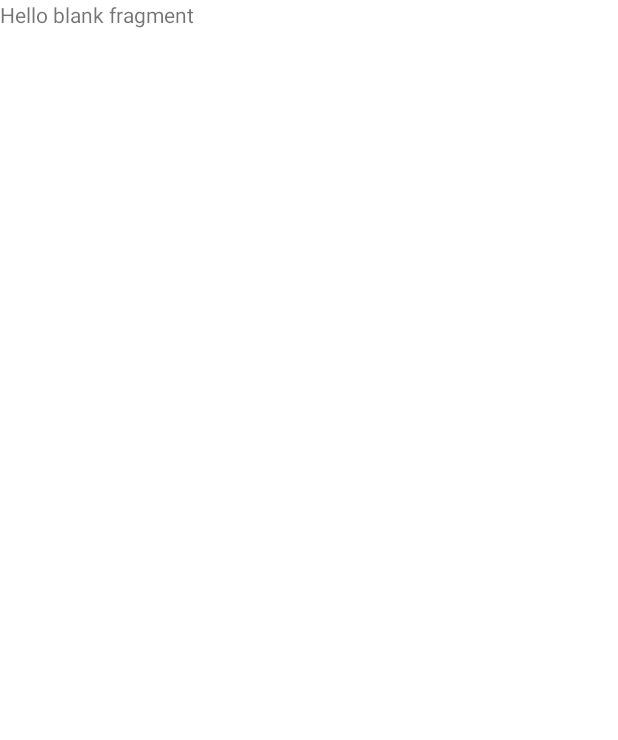
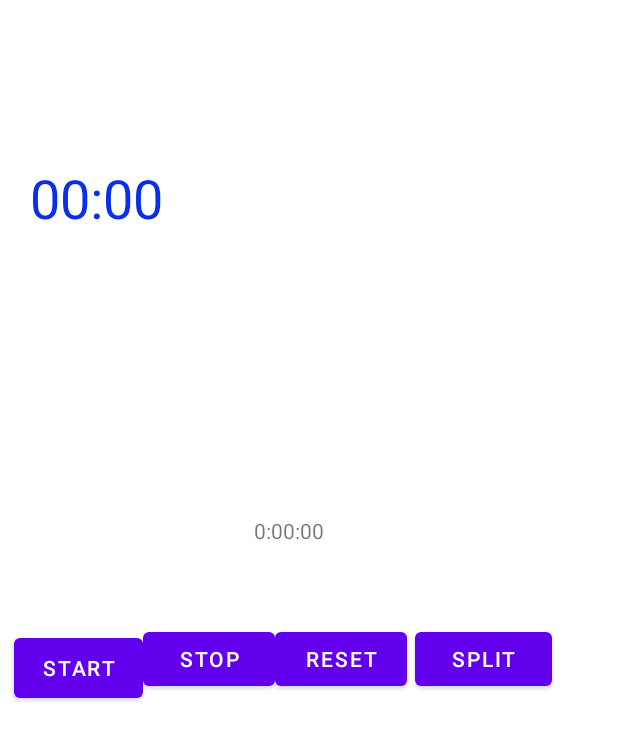
Before and after one commit to Zyjinn/CMPS359_Logger_Final_Project, an Android app: the TimerFragment screen opened through its navigation route, on a phone screen of 412 x 824 dp. Before the commit the part shown is almost empty. Shown: the top 740 px of the screen. Run offline under Robolectric (Android 15) with nearby library versions, the phone set to English and light mode, and no system bars.

Commit message:
Added timer to TimerFragment.kt

```diff
--- a/app/src/main/java/com/example/cmps359_logger_final_project/TimerFragment.kt
+++ b/app/src/main/java/com/example/cmps359_logger_final_project/TimerFragment.kt
@@ -5,6 +5,10 @@ import androidx.fragment.app.Fragment
 import android.view.LayoutInflater
 import android.view.View
 import android.view.ViewGroup
+import android.widget.Chronometer
+import android.widget.Toast
+import kotlinx.android.synthetic.*
+import kotlinx.android.synthetic.main.fragment_timer.*
 
 // TODO: Rename parameter arguments, choose names that match
 // the fragment initialization parameters, e.g. ARG_ITEM_NUMBER
@@ -35,6 +39,41 @@ class TimerFragment : Fragment() {
     ): View? {
         // Inflate the layout for this fragment
         return inflater.inflate(R.layout.fragment_timer, container, false)
+
+
+    }
+
+    override fun onViewCreated(view: View, savedInstanceState: Bundle?) {
+        super.onViewCreated(view, savedInstanceState)
+
+//        Variables for the timer
+        val meter = getView()?.findViewById<Chronometer>(R.id.c_meter)
+        var isWorking = false
+
+//        Start btn listener to start the timer
+        timerStartBtn.setOnClickListener{
+            if (!isWorking) {
+                meter?.start()
+                isWorking = true
+            } else {
+                meter?.stop()
+                isWorking = false
+            }
+
+            timerStartBtn.setText(if (isWorking) R.string.start else R.string.stop)
+
+//            Toast.makeText(this,
+//                    getString( if (isWorking)
+//                        R.string.working
+//            else
+//                        R.string.stopped),
+//                    Toast.LENGTH_SHORT).show()
+        }
+    }
+
+    override fun onStart() {
+        super.onStart()
+
     }
 
     companion object {
--- a/app/src/main/res/layout/fragment_timer.xml
+++ b/app/src/main/res/layout/fragment_timer.xml
@@ -1,14 +1,77 @@
 <?xml version="1.0" encoding="utf-8"?>
-<FrameLayout xmlns:android="http://schemas.android.com/apk/res/android"
+<androidx.constraintlayout.widget.ConstraintLayout xmlns:android="http://schemas.android.com/apk/res/android"
+    xmlns:app="http://schemas.android.com/apk/res-auto"
     xmlns:tools="http://schemas.android.com/tools"
+    android:id="@+id/frameLayout2"
     android:layout_width="match_parent"
     android:layout_height="match_parent"
     tools:context=".TimerFragment">
 
-    <!-- TODO: Update blank fragment layout -->
     <TextView
-        android:layout_width="match_parent"
-        android:layout_height="match_parent"
-        android:text="@string/hello_blank_fragment" />
+        android:id="@+id/currentTime"
+        android:layout_width="wrap_content"
+        android:layout_height="wrap_content"
+        android:layout_marginStart="169dp"
+        android:layout_marginTop="344dp"
+        android:text="@string/_0_00_00"
+        app:layout_constraintStart_toStartOf="parent"
+        app:layout_constraintTop_toTopOf="parent" />
 
-</FrameLayout>
+    <Button
+        android:id="@+id/timerStartBtn"
+        android:layout_width="86dp"
+        android:layout_height="52dp"
+        android:layout_marginStart="14dp"
+        android:layout_marginBottom="265dp"
+        android:text="@string/start"
+        app:layout_constraintBottom_toBottomOf="parent"
+        app:layout_constraintEnd_toStartOf="@+id/timerStopBtn"
+        app:layout_constraintStart_toStartOf="parent"
+        app:layout_constraintTop_toBottomOf="@+id/c_meter" />
+
+    <Button
+        android:id="@+id/timerStopBtn"
+        android:layout_width="wrap_content"
+        android:layout_height="wrap_content"
+        android:text="@string/stop"
+        app:layout_constraintBaseline_toBaselineOf="@+id/timerResetBtn"
+        app:layout_constraintEnd_toStartOf="@+id/timerResetBtn"
+        app:layout_constraintStart_toEndOf="@+id/timerStartBtn" />
+
+    <Button
+        android:id="@+id/timerResetBtn"
+        android:layout_width="wrap_content"
+        android:layout_height="wrap_content"
+        android:layout_marginTop="52dp"
+        android:layout_marginEnd="145dp"
+        android:text="@string/reset"
+        app:layout_constraintEnd_toEndOf="parent"
+        app:layout_constraintStart_toEndOf="@+id/timerStopBtn"
+        app:layout_constraintTop_toBottomOf="@+id/currentTime" />
+
+    <Button
+        android:id="@+id/timerSplitBtn"
+        android:layout_width="91dp"
+        android:layout_height="0dp"
+        android:layout_marginEnd="44dp"
+        android:text="@string/split"
+        app:layout_constraintBottom_toBottomOf="@+id/timerResetBtn"
+        app:layout_constraintEnd_toEndOf="parent"
+        app:layout_constraintTop_toTopOf="@+id/timerResetBtn"
+        app:layout_constraintVertical_bias="0.0" />
+
+    <Chronometer
+        android:id="@+id/c_meter"
+        android:layout_width="149dp"
+        android:layout_height="205dp"
+        android:layout_margin="20dp"
+        android:layout_marginStart="104dp"
+        android:layout_marginTop="290dp"
+        android:layout_marginBottom="82dp"
+        android:textAppearance="@style/TextAppearance.AppCompat.Large"
+        android:textColor="#092FEC"
+        android:textSize="36sp"
+        app:layout_constraintBottom_toTopOf="@+id/timerStartBtn"
+        app:layout_constraintStart_toStartOf="parent"
+        app:layout_constraintTop_toTopOf="parent" />
+</androidx.constraintlayout.widget.ConstraintLayout>
--- a/app/src/main/res/values/strings.xml
+++ b/app/src/main/res/values/strings.xml
@@ -13,4 +13,9 @@
     <string name="hello_blank_fragment">Hello blank fragment</string>
     <string name="go_to_timer">Go to Timer</string>
     <string name="go_to_games">Go to games</string>
+    <string name="_0_00_00">0:00:00</string>
+    <string name="start">Start</string>
+    <string name="stop">Stop</string>
+    <string name="split">Split</string>
+    <string name="reset">Reset</string>
 </resources>
```
